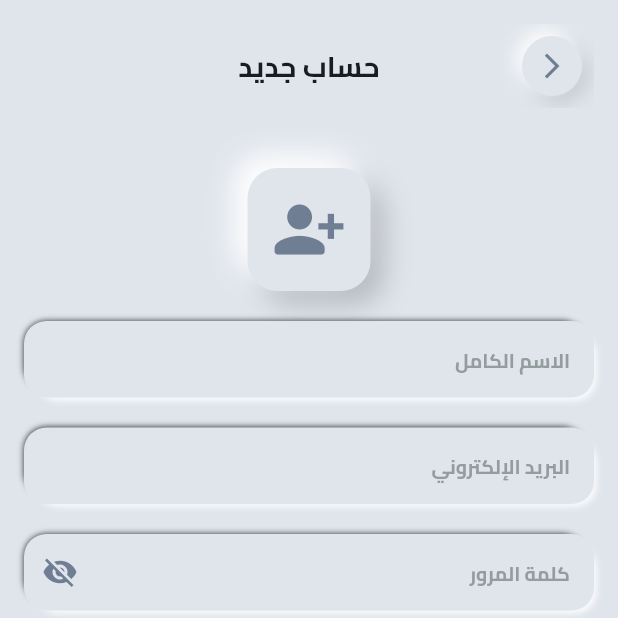
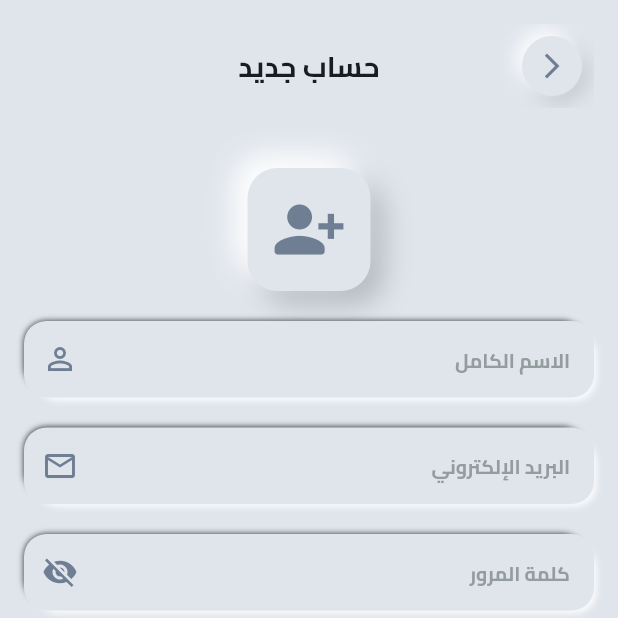
Before and after one commit to AhmedMagdy-10/widget_space, a Flutter app: the SignUpView screen opened by its route, on a phone screen of 412 x 824 dp, the top half of it. Run offline on Flutter 3.47's test engine with Material 3 defaults, Android fonts, the phone set to English and light mode, and no system bars; our stand-ins replace dartz, device_preview, flutter_bloc, flutter_svg, fluttertoast, lottie and 1 more; accounts and stored records are empty.

Commit message:
add some change

```diff
--- a/lib/feature/auth/presentation/view/widgets/sign_up_view_body.dart
+++ b/lib/feature/auth/presentation/view/widgets/sign_up_view_body.dart
@@ -47,6 +47,10 @@ class _SignUpViewBodyState extends State<SignUpViewBody> {
             ),
             SizedBox(height: 20),
             CustomTextFormField(
+              suffixIcon: Icon(
+                Icons.person_outline,
+                color: AppColors.seconderyColor,
+              ),
               hintText: 'الاسم الكامل',
               textInputType: TextInputType.name,
               controller: nameController,
@@ -54,6 +58,10 @@ class _SignUpViewBodyState extends State<SignUpViewBody> {
             SizedBox(height: 20),
             CustomTextFormField(
               hintText: 'البريد الإلكتروني',
+              suffixIcon: Icon(
+                Icons.email_outlined,
+                color: AppColors.seconderyColor,
+              ),
               textInputType: TextInputType.emailAddress,
               controller: emailController,
             ),
```
